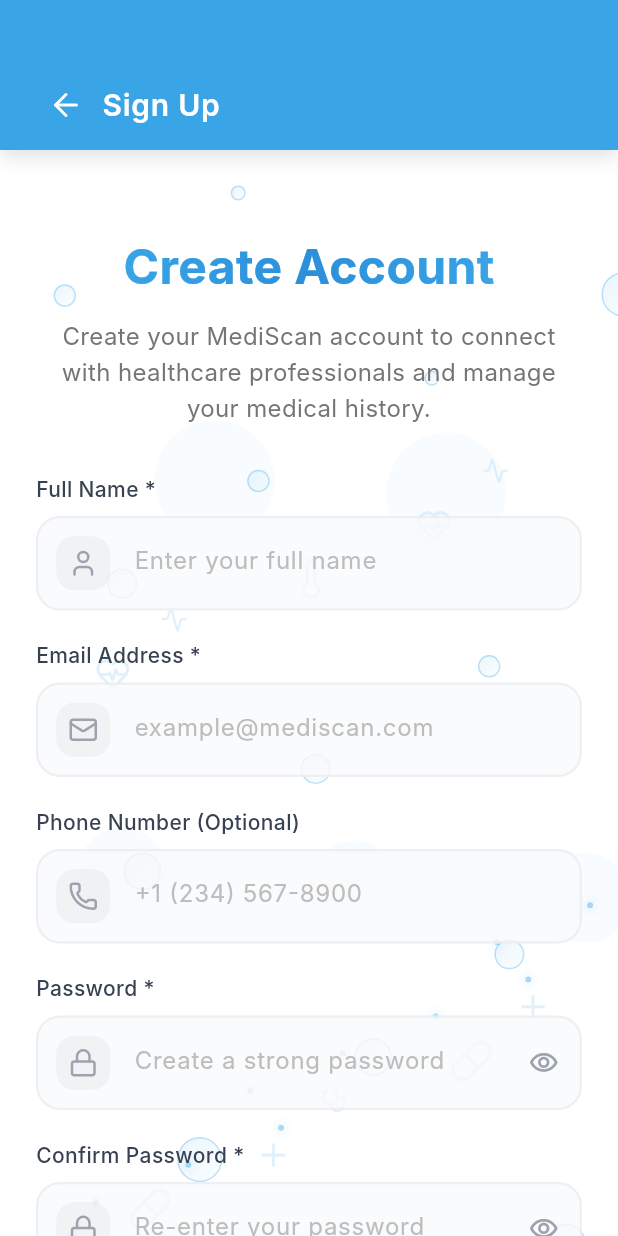
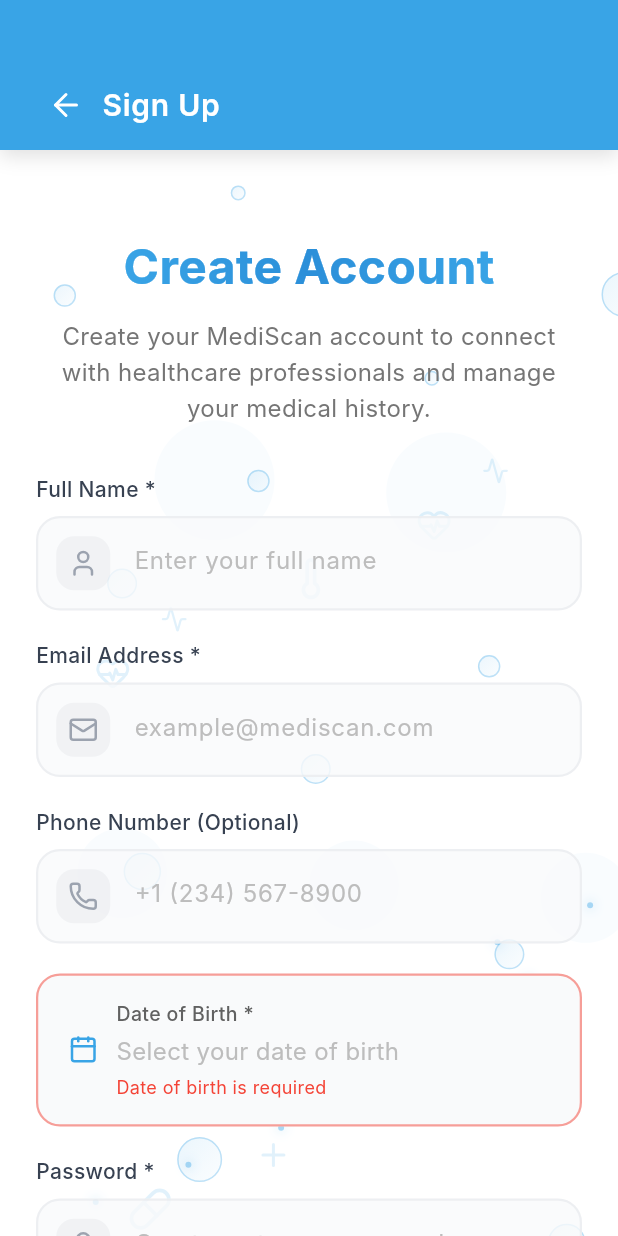
Before and after one commit to lamaRimawi/med_frontend, a Flutter app: the SignupScreen screen opened by its route, on a phone screen of 412 x 824 dp. Run offline on Flutter 3.47's test engine with Material 3 defaults, Android fonts, the phone set to English and light mode, and no system bars; drawn by our look-alikes of flutter_animate, toastification; our stand-ins replace camera, google_fonts, image_picker, local_auth, lucide_icons, permission_handler and 2 more; missing offline and left inert: flutter_facebook_auth, flutter_toast_notification, gal; accounts and stored records are empty; Roboto replaces fonts that are missing (Inter).

Commit message:
feat: Implement user signup screen with form validation and authentication API integration.

```diff
--- a/lib/screens/signup_screen.dart
+++ b/lib/screens/signup_screen.dart
@@ -22,6 +22,7 @@ class _SignupScreenState extends State<SignupScreen> {
   final _phoneController = TextEditingController();
   final _passwordController = TextEditingController();
   final _confirmPasswordController = TextEditingController();
+  DateTime? _dateOfBirth;
   bool _isLoading = false;
   bool _showPassword = false;
   bool _showConfirmPassword = false;
@@ -60,6 +61,7 @@ class _SignupScreenState extends State<SignupScreen> {
     final nameError = Validators.validateName(_nameController.text);
     final emailError = Validators.validateEmail(_emailController.text);
     final phoneError = Validators.validatePhone(_phoneController.text);
+    final dobError = Validators.validateDateOfBirth(_dateOfBirth);
     final passwordError = Validators.validatePassword(_passwordController.text);
     final confirmError = Validators.validateConfirmPassword(
       _confirmPasswordController.text,
@@ -69,6 +71,7 @@ class _SignupScreenState extends State<SignupScreen> {
     return nameError == null &&
            emailError == null &&
            phoneError == null &&
+           dobError == null &&
            passwordError == null &&
            confirmError == null &&
            _agreedToTerms;
@@ -79,13 +82,14 @@ class _SignupScreenState extends State<SignupScreen> {
     final nameError = Validators.validateName(_nameController.text);
     final emailError = Validators.validateEmail(_emailController.text);
     final phoneError = Validators.validatePhone(_phoneController.text);
+    final dobError = Validators.validateDateOfBirth(_dateOfBirth);
     final passwordError = Validators.validatePassword(_passwordController.text);
     final confirmError = Validators.validateConfirmPassword(
       _confirmPasswordController.text,
       _passwordController.text,
     );
 
-    if (nameError != null || emailError != null || phoneError != null ||
+    if (nameError != null || emailError != null || phoneError != null || dobError != null ||
         passwordError != null || confirmError != null) {
       setState(() {
         _alertMessage = 'Please fix all errors before continuing';
@@ -108,6 +112,7 @@ class _SignupScreenState extends State<SignupScreen> {
       name: _nameController.text,
       email: _emailController.text,
       phone: _phoneController.text,
+      dateOfBirth: _dateOfBirth!,
       password: _passwordController.text,
     );
 
@@ -324,6 +329,106 @@ class _SignupScreenState extends State<SignupScreen> {
 
                   const SizedBox(height: 20),
 
+                  // Date of Birth Field
+                  GestureDetector(
+                    onTap: () async {
+                      final now = DateTime.now();
+                      final initialDate = _dateOfBirth ?? DateTime(now.year - 25, now.month, now.day);
+                      final firstDate = DateTime(now.year - 120);
+                      final lastDate = DateTime(now.year - 13);
+
+                      final picked = await showDatePicker(
+                        context: context,
+                        initialDate: initialDate.isBefore(firstDate) || initialDate.isAfter(lastDate)
+                            ? lastDate
+                            : initialDate,
+                        firstDate: firstDate,
+                        lastDate: lastDate,
+                        builder: (context, child) {
+                          return Theme(
+                            data: Theme.of(context).copyWith(
+                              colorScheme: const ColorScheme.light(
+                                primary: Color(0xFF39A4E6),
+                                onPrimary: Colors.white,
+                                surface: Colors.white,
+                                onSurface: Colors.black,
+                              ),
+                            ),
+                            child: child!,
+                          );
+                        },
+                      );
+                      if (picked != null) {
+                        setState(() {
+                          _dateOfBirth = picked;
+                          _alertMessage = null;
+                        });
+                      }
+                    },
+                    child: Container(
+                      padding: const EdgeInsets.symmetric(horizontal: 20, vertical: 16),
+                      decoration: BoxDecoration(
+                        color: const Color(0xFFF9FAFB),
+                        borderRadius: BorderRadius.circular(16),
+                        border: Border.all(
+                          color: Validators.validateDateOfBirth(_dateOfBirth) != null
+                              ? Colors.red.withOpacity(0.5)
+                              : const Color(0xFFE5E7EB),
+                          width: 1.5,
+                        ),
+                      ),
+                      child: Row(
+                        children: [
+                          const Icon(
+                            LucideIcons.calendar,
+                            color: Color(0xFF39A4E6),
+                            size: 20,
+                          ),
+                          const SizedBox(width: 12),
+                          Expanded(
+                            child: Column(
+                              crossAxisAlignment: CrossAxisAlignment.start,
+                              children: [
+                                Text(
+                                  'Date of Birth *',
+                                  style: TextStyle(
+                                    color: Colors.grey[700],
+                                    fontSize: 13,
+                                    fontWeight: FontWeight.w500,
+                                  ),
+                                ),
+                                const SizedBox(height: 4),
+                                Text(
+                                  _dateOfBirth == null
+                                      ? 'Select your date of birth'
+                                      : '${_dateOfBirth!.day.toString().padLeft(2, '0')}/${_dateOfBirth!.month.toString().padLeft(2, '0')}/${_dateOfBirth!.year}',
+                                  style: TextStyle(
+                                    color: _dateOfBirth == null ? Colors.grey[400] : Colors.black87,
+                                    fontSize: 16,
+                                    fontWeight: _dateOfBirth == null ? FontWeight.normal : FontWeight.w500,
+                                  ),
+                                ),
+                                if (Validators.validateDateOfBirth(_dateOfBirth) != null)
+                                  Padding(
+                                    padding: const EdgeInsets.only(top: 4),
+                                    child: Text(
+                                      Validators.validateDateOfBirth(_dateOfBirth)!,
+                                      style: const TextStyle(
+                                        color: Colors.red,
+                                        fontSize: 12,
+                                      ),
+                                    ),
+                                  ),
+                              ],
+                            ),
+                          ),
+                        ],
+                      ),
+                    ),
+                  ).animate().fadeIn(delay: 750.ms).moveY(begin: 20, end: 0),
+
+                  const SizedBox(height: 20),
+
                   CustomTextField(
                     label: 'Password *',
                     placeholder: 'Create a strong password',
--- a/lib/utils/validators.dart
+++ b/lib/utils/validators.dart
@@ -133,6 +133,32 @@ class Validators {
     return null;
   }
 
+  // Date of birth validation
+  static String? validateDateOfBirth(DateTime? value) {
+    if (value == null) {
+      return 'Date of birth is required';
+    }
+
+    final now = DateTime.now();
+    final age = now.year - value.year -
+        ((now.month > value.month ||
+         (now.month == value.month && now.day >= value.day)) ? 0 : 1);
+
+    if (age < 13) {
+      return 'You must be at least 13 years old';
+    }
+
+    if (age > 120) {
+      return 'Please enter a valid date of birth';
+    }
+
+    if (value.isAfter(now)) {
+      return 'Date of birth cannot be in the future';
+    }
+
+    return null;
+  }
+
   // Verification code validation
   static String? validateVerificationCode(String? value) {
     if (value == null || value.isEmpty) {
```
Also changed, not shown: lib/services/auth_api.dart (+22 -4 lines).
